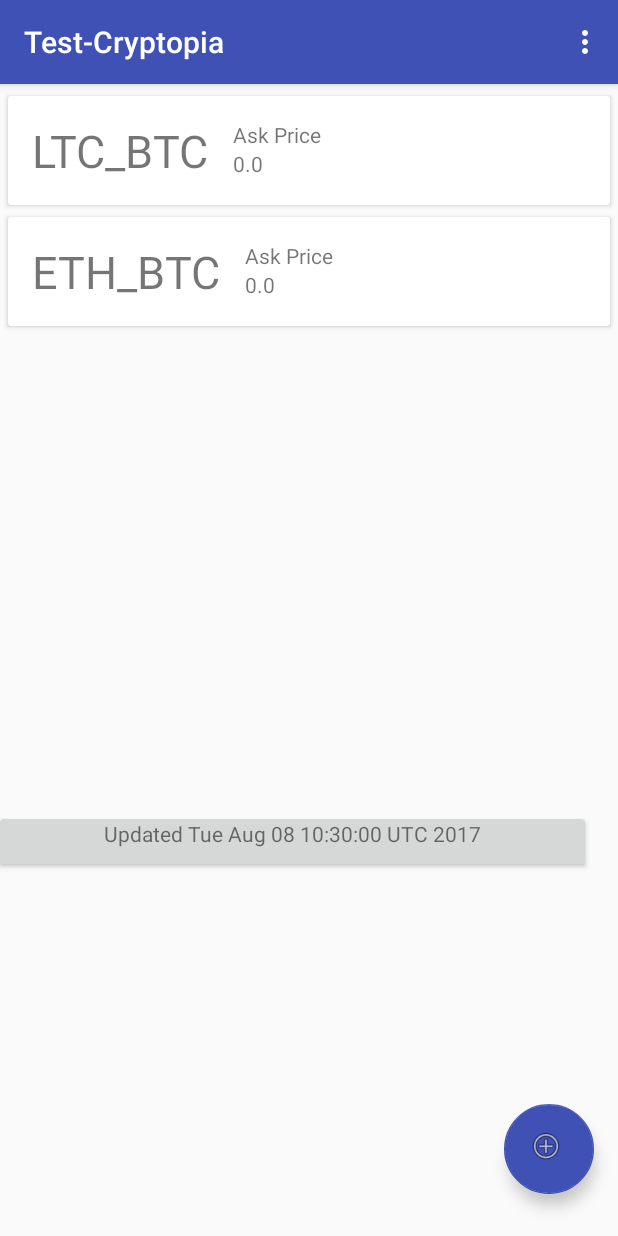
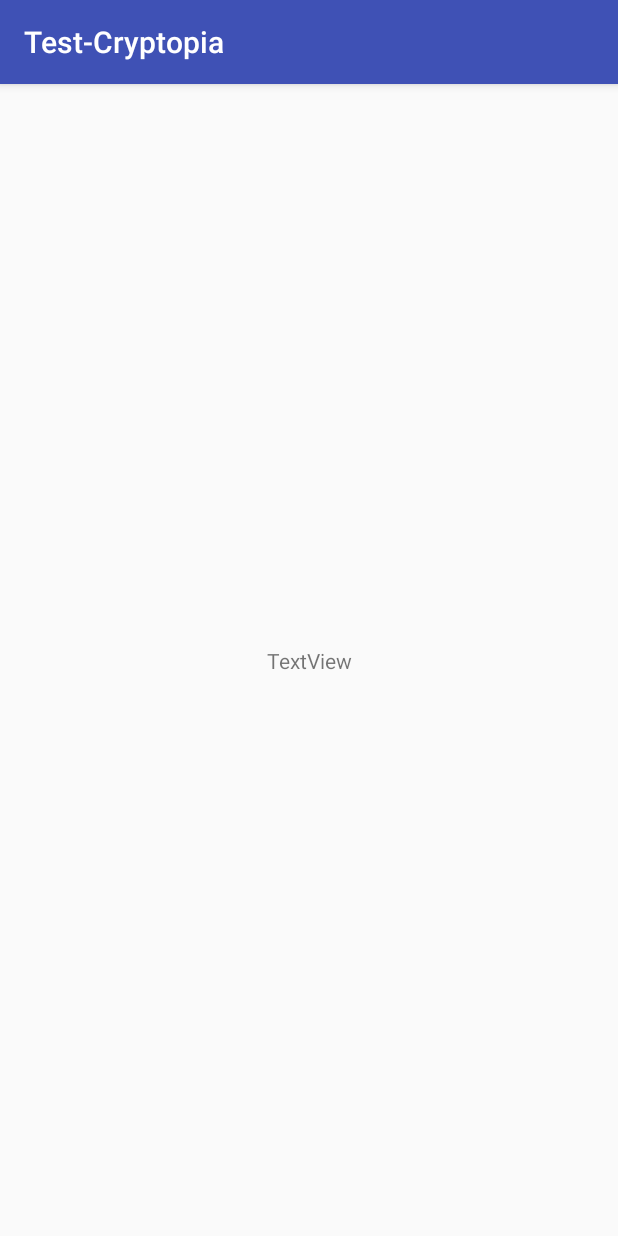
Before and after one commit to dzdy/cryptopia, an Android app: the screen it shows after launch (MainActivity before the commit, AddPairActivity after it), after a tap on an icon or button, on a phone screen of 412 x 824 dp. Run offline under Robolectric (Android 15) with nearby library versions, the phone set to English and light mode, and no system bars; our stand-ins replace Volley; network calls fail.

Commit message:
Create AddPair Activity and modularize storage

```diff
--- a/app/build.gradle
+++ b/app/build.gradle
@@ -29,7 +29,6 @@ dependencies {
     compile 'com.android.support:design:26.+'
     compile 'com.android.support:cardview-v7:26.0.+'
     compile 'com.android.support:recyclerview-v7:26.0.+'
+    compile 'com.android.volley:volley:1.0.0'
     testCompile 'junit:junit:4.12'
-
-    compile 'com.android.volley:volley:1.0.0'
 }
--- a/app/src/main/AndroidManifest.xml
+++ b/app/src/main/AndroidManifest.xml
@@ -5,6 +5,7 @@
 
     <uses-permission android:name="android.permission.INTERNET" />
     <uses-permission android:name="android.permission.ACCESS_NETWORK_STATE" />
+
     <application
         android:allowBackup="true"
         android:icon="@mipmap/ic_launcher"
@@ -23,6 +24,7 @@
                 <category android:name="android.intent.category.LAUNCHER" />
             </intent-filter>
         </activity>
+        <activity android:name=".AddPairActivity" />
     </application>
 
 </manifest>
--- /dev/null
+++ b/app/src/main/java/com/dzdy/cryptopia/AddPairActivity.java
@@ -0,0 +1,20 @@
+package com.dzdy.cryptopia;
+
+import android.content.SharedPreferences;
+import android.os.Bundle;
+import android.support.v7.app.AppCompatActivity;
+
+import java.util.List;
+
+public class AddPairActivity extends AppCompatActivity {
+    List<String> chosenPairs;
+
+    @Override
+    protected void onCreate(Bundle savedInstanceState) {
+        super.onCreate(savedInstanceState);
+        setContentView(R.layout.activity_add_pair);
+
+        SharedPreferences pair_prefs = getSharedPreferences(getString(R.string.pair_prefs_file), 0);
+        chosenPairs = StoredData.getChosenPairs(pair_prefs);
+    }
+}
--- a/app/src/main/java/com/dzdy/cryptopia/MainActivity.java
+++ b/app/src/main/java/com/dzdy/cryptopia/MainActivity.java
@@ -1,8 +1,8 @@
 package com.dzdy.cryptopia;
 
+import android.content.Intent;
 import android.content.SharedPreferences;
 import android.os.Bundle;
-import android.support.design.widget.FloatingActionButton;
 import android.support.v4.widget.SwipeRefreshLayout;
 import android.support.v7.app.AppCompatActivity;
 import android.support.v7.widget.LinearLayoutManager;
@@ -12,6 +12,7 @@ import android.view.Menu;
 import android.view.MenuItem;
 import android.view.View;
 import android.widget.TextView;
+import android.widget.Toast;
 
 import com.android.volley.Request;
 import com.android.volley.RequestQueue;
@@ -24,18 +25,12 @@ import org.json.JSONException;
 import org.json.JSONObject;
 
 import java.util.ArrayList;
-import java.util.Arrays;
-import java.util.Collections;
-import java.util.HashMap;
 import java.util.List;
-import java.util.Map;
 
 public class MainActivity extends AppCompatActivity {
     public RequestQueue requestQueue;
 
     private Adapter mAdapter;
-
-    public static final List<String> DEFAULT_PAIRS = Collections.unmodifiableList(Arrays.asList("LTC_BTC", "ETH_BTC"));
 
     @Override
     protected void onCreate(Bundle savedInstanceState) {
@@ -45,13 +40,6 @@ public class MainActivity extends AppCompatActivity {
         Toolbar toolbar = (Toolbar) findViewById(R.id.toolbar);
         toolbar.setTitle(R.string.app_name);
         setSupportActionBar(toolbar);
-
-        FloatingActionButton fab = (FloatingActionButton) findViewById(R.id.fab);
-        fab.setOnClickListener(new View.OnClickListener() {
-            @Override
-            public void onClick(View view) {
-            }
-        });
 
         final SwipeRefreshLayout refreshLayout = (SwipeRefreshLayout) findViewById(R.id.swipe);
         refreshLayout.setOnRefreshListener(new SwipeRefreshLayout.OnRefreshListener() {
@@ -90,9 +78,10 @@ public class MainActivity extends AppCompatActivity {
 
     private void refreshData() {
         final TextView timeTextView = (TextView) findViewById(R.id.timeTextView);
-        timeTextView.setText(getResources().getString(R.string.time_prefix, new java.util.Date().toString()));
+        timeTextView.setText(getString(R.string.time_prefix, new java.util.Date().toString()));
 
-        List<String> chosenPairs = getChosenPairs();
+        SharedPreferences pair_prefs = getSharedPreferences(getString(R.string.pair_prefs_file), 0);
+        List<String> chosenPairs = StoredData.getChosenPairs(pair_prefs);
 
         if (mAdapter == null) {
             RecyclerView mRecyclerView = (RecyclerView) findViewById(R.id.recyclerList);
@@ -128,29 +117,16 @@ public class MainActivity extends AppCompatActivity {
                 }, new Response.ErrorListener() {
                     @Override
                     public void onErrorResponse(VolleyError error) {
-                        // TODO add error message toast
+                        CharSequence err_msg = getString(R.string.network_err);
+                        Toast.makeText(getApplicationContext(), err_msg, Toast.LENGTH_SHORT).show();
                         error.printStackTrace();
                     }
                 });
         requestQueue.add(jsObjRequest);
     }
 
-    List<String> getChosenPairs() {
-        SharedPreferences preferences = getSharedPreferences("pair_preferences", 0);
-        Map<String, Integer> pairs = (HashMap<String, Integer>) preferences.getAll();
-        List<String> result;
-
-        if (pairs.size() == 0) {
-            SharedPreferences.Editor editor = preferences.edit();
-            for (int i = 0; i < DEFAULT_PAIRS.size(); ++i) editor.putInt(DEFAULT_PAIRS.get(i), i);
-            editor.apply();
-            result = DEFAULT_PAIRS;
-        } else {
-            String[] result_arr = new String[pairs.size()];
-            for (Map.Entry<String, Integer> pair : pairs.entrySet())
-                result_arr[pair.getValue()] = pair.getKey();
-            result = Arrays.asList(result_arr);
-        }
-        return result;
+    public void addPair(View view) {
+        Intent intent = new Intent(this, AddPairActivity.class);
+        startActivity(intent);
     }
 }
--- /dev/null
+++ b/app/src/main/java/com/dzdy/cryptopia/StoredData.java
@@ -0,0 +1,32 @@
+package com.dzdy.cryptopia;
+
+import android.content.SharedPreferences;
+
+import java.util.Arrays;
+import java.util.Collections;
+import java.util.HashMap;
+import java.util.List;
+import java.util.Map;
+
+class StoredData {
+    private static final List<String> DEFAULT_PAIRS =
+            Collections.unmodifiableList(Arrays.asList("LTC_BTC", "ETH_BTC"));
+
+    static List<String> getChosenPairs(SharedPreferences preferences) {
+        Map<String, Integer> pairs = (HashMap<String, Integer>) preferences.getAll();
+        List<String> result;
+
+        if (pairs.size() == 0) {
+            SharedPreferences.Editor editor = preferences.edit();
+            for (int i = 0; i < DEFAULT_PAIRS.size(); ++i) editor.putInt(DEFAULT_PAIRS.get(i), i);
+            editor.apply();
+            result = DEFAULT_PAIRS;
+        } else {
+            String[] result_arr = new String[pairs.size()];
+            for (Map.Entry<String, Integer> pair : pairs.entrySet())
+                result_arr[pair.getValue()] = pair.getKey();
+            result = Arrays.asList(result_arr);
+        }
+        return result;
+    }
+}
--- /dev/null
+++ b/app/src/main/res/layout/activity_add_pair.xml
@@ -0,0 +1,19 @@
+<?xml version="1.0" encoding="utf-8"?>
+<android.support.constraint.ConstraintLayout xmlns:android="http://schemas.android.com/apk/res/android"
+    xmlns:app="http://schemas.android.com/apk/res-auto"
+    xmlns:tools="http://schemas.android.com/tools"
+    android:layout_width="match_parent"
+    android:layout_height="match_parent"
+    tools:context="com.dzdy.cryptopia.AddPairActivity">
+
+    <TextView
+        android:id="@+id/textView"
+        android:layout_width="wrap_content"
+        android:layout_height="wrap_content"
+        android:text="TextView"
+        app:layout_constraintBottom_toBottomOf="parent"
+        app:layout_constraintLeft_toLeftOf="parent"
+        app:layout_constraintRight_toRightOf="parent"
+        app:layout_constraintTop_toTopOf="parent"
+        tools:text="New Pair" />
+</android.support.constraint.ConstraintLayout>
--- a/app/src/main/res/layout/activity_main.xml
+++ b/app/src/main/res/layout/activity_main.xml
@@ -29,6 +29,7 @@
         android:layout_gravity="bottom|end"
         android:layout_marginBottom="28dp"
         android:layout_marginEnd="16dp"
+        android:onClick="addPair"
         app:backgroundTint="@color/colorPrimary"
         app:srcCompat="@android:drawable/ic_menu_add" />
 
--- a/app/src/main/res/values/strings.xml
+++ b/app/src/main/res/values/strings.xml
@@ -7,4 +7,6 @@
     <string name="ask_price">Ask Price</string>
     <string name="default_pair">C1/C2</string>
     <string name="default_price">0.00</string>
+    <string name="pair_prefs_file">pair_preferences</string>
+    <string name="network_err">Error connecting to Cryptopia</string>
 </resources>
```
